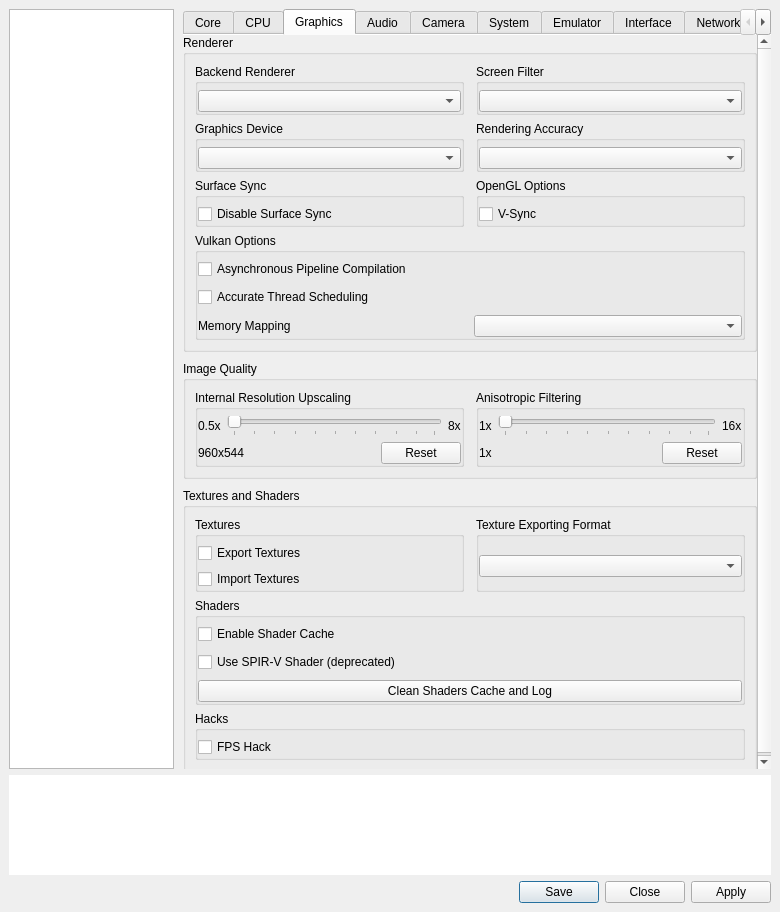
First picture: the form in vita3k/gui-qt/src/settings_dialog.ui, repository nckstwrt/Vita3K-Plus, before the edit.
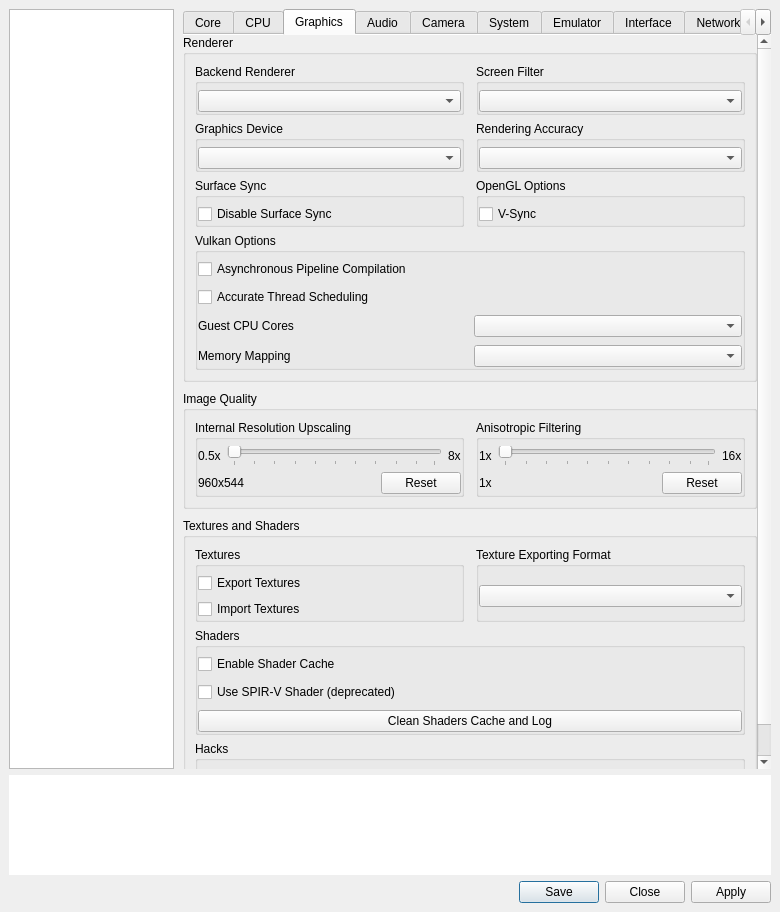
Second picture: the form after the edit. The open tabs and pages were chosen to show the change.

Commit message: Expose guest cores in the UI (mostly to help with Sonic)

```diff
--- a/vita3k/gui-qt/src/settings_dialog.ui
+++ b/vita3k/gui-qt/src/settings_dialog.ui
@@ -706,6 +706,23 @@
                      </property>
                     </widget>
                    </item>
+                   <item>
+                    <layout class="QHBoxLayout" name="guest_cores_layout">
+                     <property name="spacing">
+                      <number>8</number>
+                     </property>
+                     <item>
+                      <widget class="QLabel" name="label_guest_cores">
+                       <property name="text">
+                        <string>Guest CPU Cores</string>
+                       </property>
+                      </widget>
+                     </item>
+                     <item>
+                      <widget class="QComboBox" name="guest_cores_box"/>
+                     </item>
+                    </layout>
+                   </item>
                    <item>
                     <layout class="QHBoxLayout" name="memory_mapping_layout">
                      <property name="spacing">
```
The commit also changes 12 other files.
